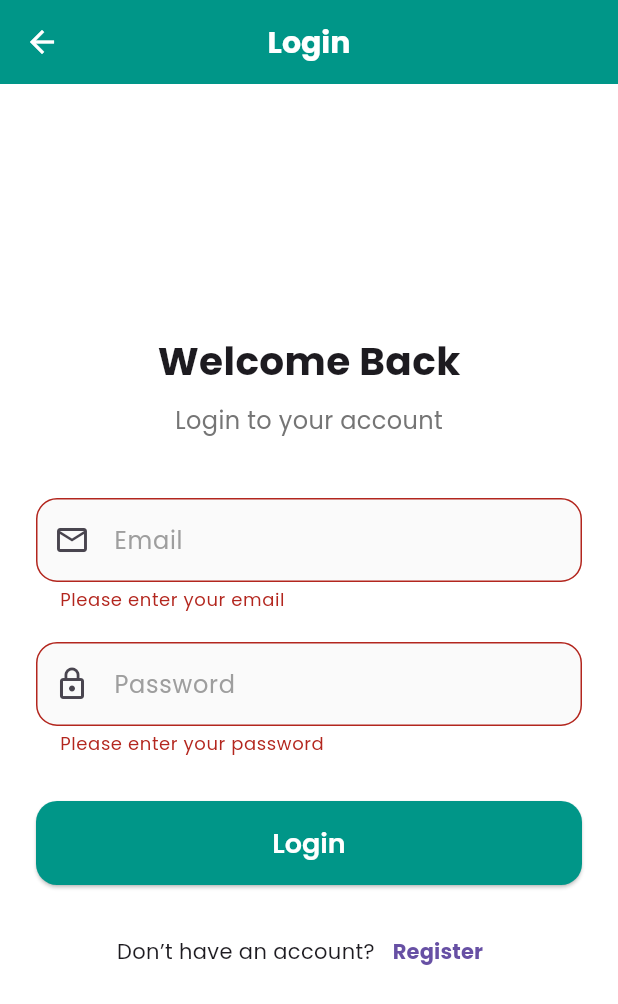
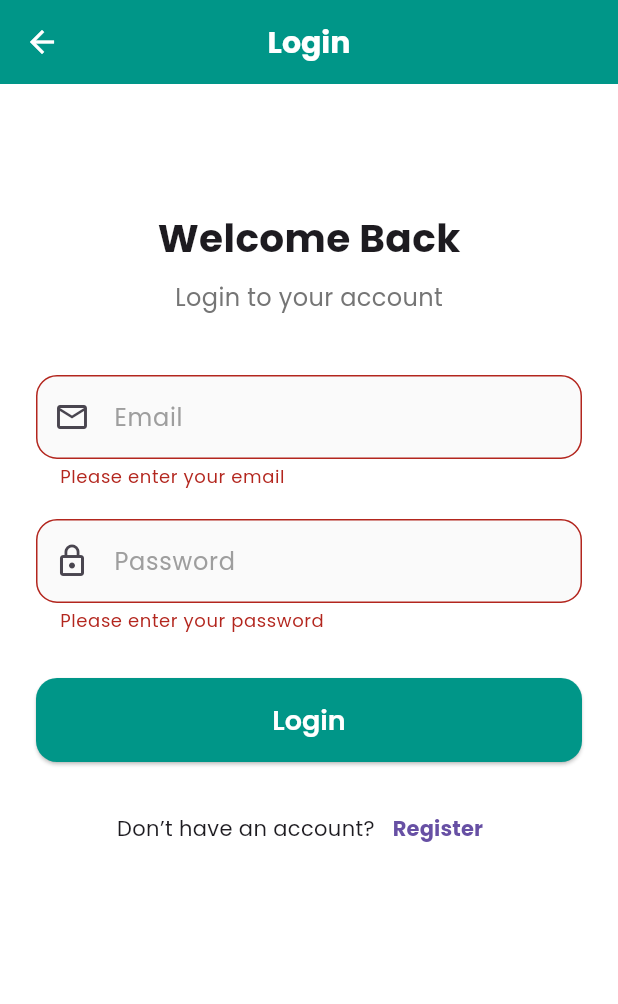
Before and after one commit to madona-ashraf/booking_app, a Flutter app: the LoginPage screen opened directly, after a tap on "Login", on a phone screen of 412 x 824 dp. Shown: the top 1004 px of the screen. Run offline on Flutter 3.47's test engine with Material 3 defaults, Android fonts, the light colour scheme and no system bars; our stand-ins replace firebase_auth, firebase_core; accounts and stored records are empty.

Commit message:
login page navigator

```diff
--- a/lib/features/auth/presentation/pages/login_page.dart
+++ b/lib/features/auth/presentation/pages/login_page.dart
@@ -1,5 +1,6 @@
 import 'package:flutter/material.dart';
 import 'register_page.dart';
+import '../../../booking/presentation/pages/flight_search_page.dart';
 
 class LoginPage extends StatefulWidget {
   const LoginPage({super.key});
@@ -33,9 +34,11 @@ class _LoginPageState extends State<LoginPage> {
         padding: const EdgeInsets.all(24.0),
         child: Form(
           key: _formKey,
+          child: SingleChildScrollView(
             child: Column(
               mainAxisAlignment: MainAxisAlignment.center,
               children: [
+                const SizedBox(height: 60),
                 const Text(
                   "Welcome Back",
                   style: TextStyle(
@@ -107,8 +110,12 @@ class _LoginPageState extends State<LoginPage> {
                     ),
                     onPressed: () {
                       if (_formKey.currentState!.validate()) {
-                      ScaffoldMessenger.of(context).showSnackBar(
-                        const SnackBar(content: Text("Login successful!")),
+                        // ✅ بعد التأكد من صحة البيانات، ينتقل إلى صفحة البحث عن الرحلات
+                        Navigator.pushReplacement(
+                          context,
+                          MaterialPageRoute(
+                            builder: (context) => const FlightSearchPage(),
+                          ),
                         );
                       }
                     },
@@ -148,8 +155,10 @@ class _LoginPageState extends State<LoginPage> {
                       ),
                     ),
                   ],
-              )
+                ),
+                const SizedBox(height: 30),
               ],
+            ),
           ),
         ),
       ),
```
Lines whose indentation alone changed are shown as unchanged.
